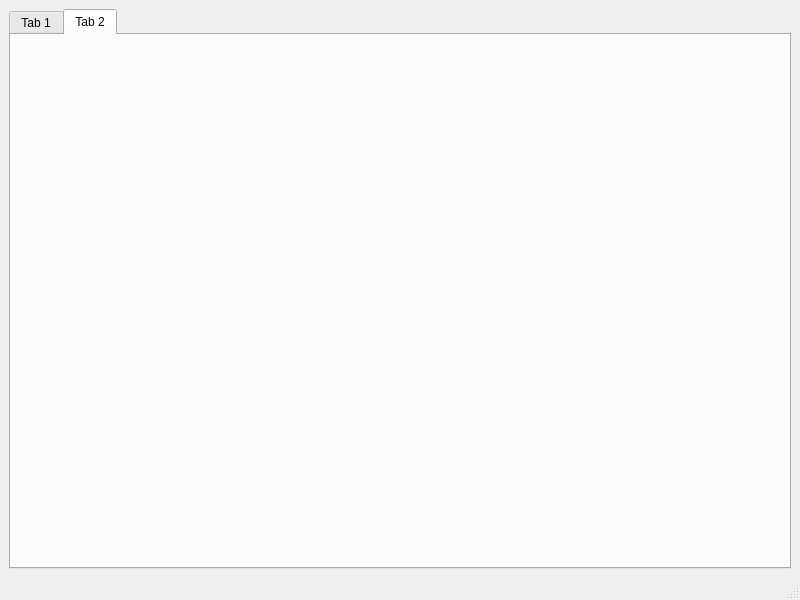
Old version of the form mainwindow.ui in the repository Elodream/jstore.
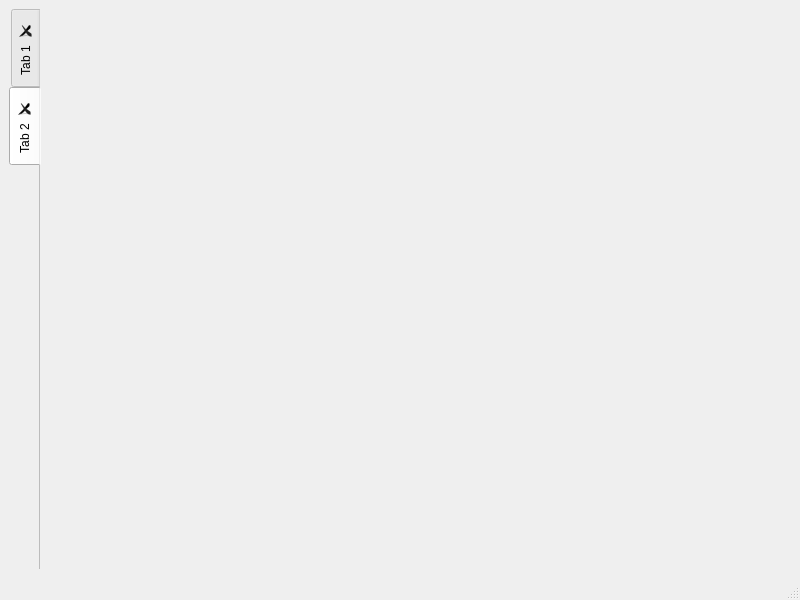
New version of the form. Icons and pictures are not drawn.

Patch:
```diff
--- a/mainwindow.ui
+++ b/mainwindow.ui
@@ -19,9 +19,30 @@
      <layout class="QHBoxLayout" name="horizontalLayout">
       <item>
        <widget class="QTabWidget" name="tabWidget">
+        <property name="layoutDirection">
+         <enum>Qt::LeftToRight</enum>
+        </property>
+        <property name="tabPosition">
+         <enum>QTabWidget::West</enum>
+        </property>
         <property name="currentIndex">
          <number>1</number>
         </property>
+        <property name="elideMode">
+         <enum>Qt::ElideMiddle</enum>
+        </property>
+        <property name="documentMode">
+         <bool>true</bool>
+        </property>
+        <property name="tabsClosable">
+         <bool>true</bool>
+        </property>
+        <property name="movable">
+         <bool>true</bool>
+        </property>
+        <property name="tabBarAutoHide">
+         <bool>false</bool>
+        </property>
         <widget class="QWidget" name="tab">
          <attribute name="title">
           <string>Tab 1</string>
```
Left out of the diff: 4 changed lines with no effect on the pictures.
